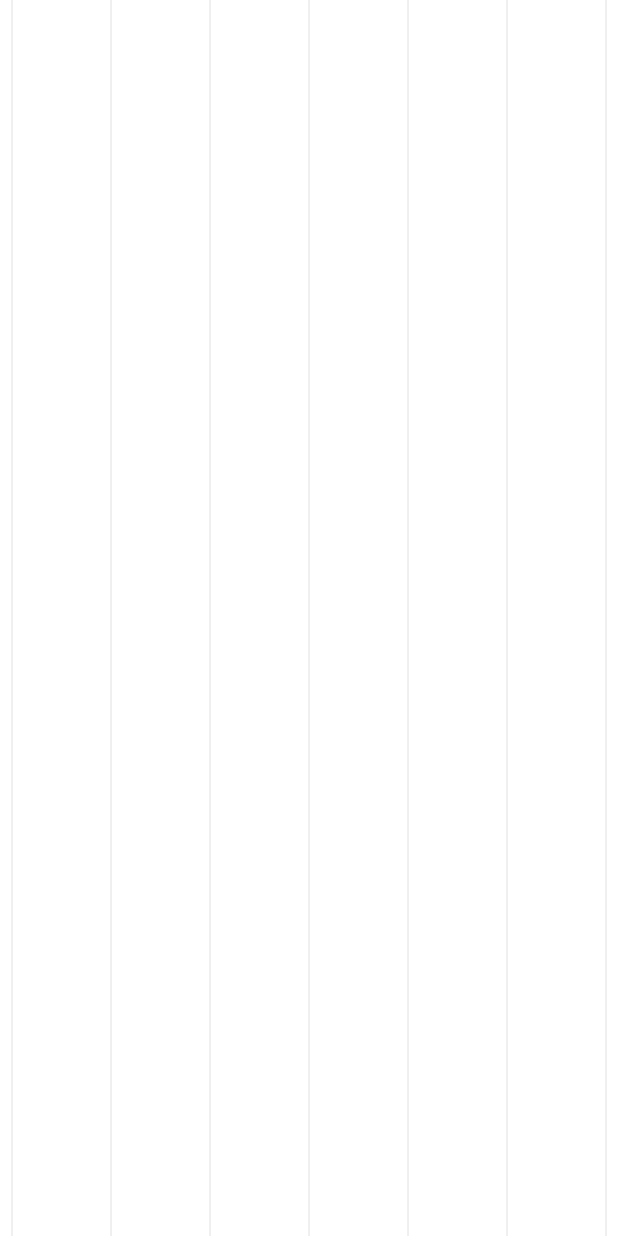
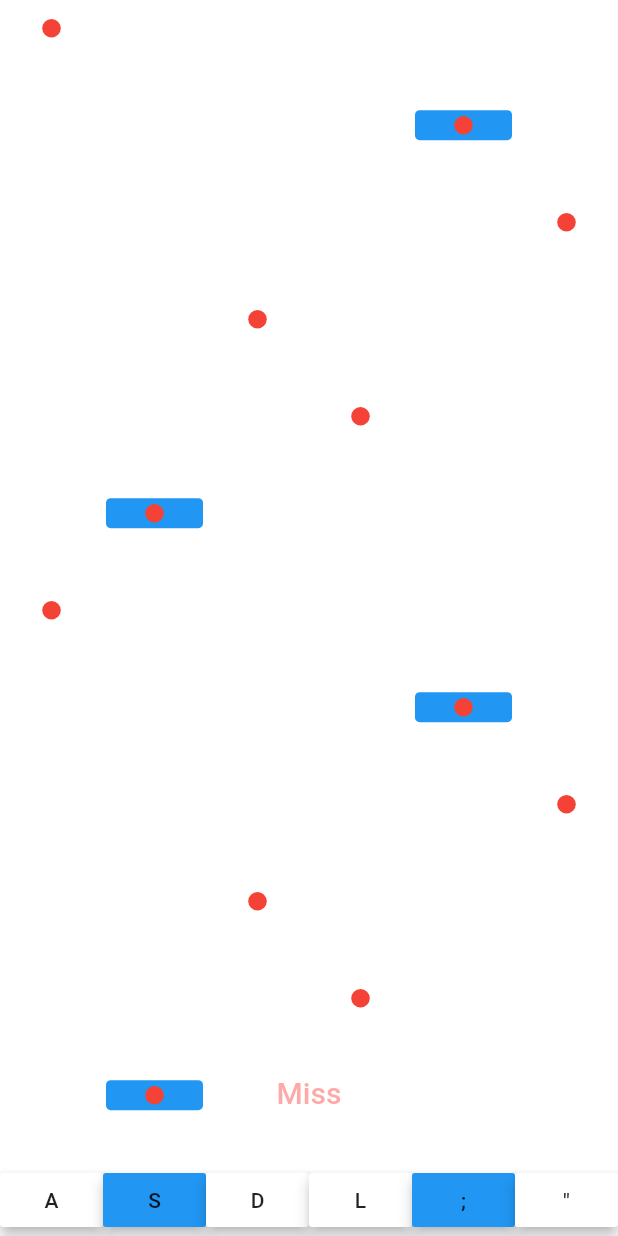
Before and after one commit to BreadKey/beatrain, a Flutter app: the screen it shows after launch, on a phone screen of 412 x 824 dp. Run offline on Flutter 3.47's test engine with Material 2 defaults, Android fonts, the phone set to English and light mode, and no system bars.

Commit message:
implement basic play

```diff
--- /dev/null
+++ b/lib/judgement_board.dart
@@ -0,0 +1,73 @@
+import 'dart:async';
+
+import 'package:beatrain/pattern_player.dart';
+import 'package:flutter/material.dart';
+
+class JudgementBoard extends StatefulWidget {
+  static final kJudgementColors = {
+    Judgement.miss: Colors.redAccent.withOpacity(0.5),
+    Judgement.good: Colors.blueAccent.withOpacity(0.5),
+    Judgement.perfect: Colors.amberAccent.withOpacity(0.5)
+  };
+  static final kJudgementText = {
+    Judgement.miss: "Miss",
+    Judgement.good: "Good",
+    Judgement.perfect: "Perfect"
+  };
+
+  final Stream<Judgement> stream;
+
+  const JudgementBoard({Key? key, required this.stream}) : super(key: key);
+
+  @override
+  _JudgementBoardState createState() => _JudgementBoardState();
+}
+
+class _JudgementBoardState extends State<JudgementBoard>
+    with SingleTickerProviderStateMixin {
+  late final AnimationController animationController;
+  late final Animation<Offset> animation;
+  late final StreamSubscription subscription;
+  Judgement? judgement;
+
+  @override
+  void initState() {
+    super.initState();
+    animationController = AnimationController(
+        vsync: this, duration: const Duration(milliseconds: 50));
+    animation = Tween(begin: Offset.zero, end: Offset(0, 0.5)).animate(
+        CurvedAnimation(parent: animationController, curve: Curves.ease));
+
+    subscription = widget.stream.listen((judgement) {
+      setState(() {
+        this.judgement = judgement;
+      });
+      animationController.forward(from: 0);
+    });
+    animationController.addStatusListener((status) {
+      if (status == AnimationStatus.completed) {
+        animationController.reverse();
+      }
+    });
+  }
+
+  @override
+  void dispose() {
+    animationController.dispose();
+    subscription.cancel();
+    super.dispose();
+  }
+
+  @override
+  Widget build(BuildContext context) {
+    final style = Theme.of(context).textTheme.headline6!;
+    return SlideTransition(
+      position: animation,
+      child: Text(
+        "${JudgementBoard.kJudgementText[judgement] ?? ''}",
+        style:
+            style.copyWith(color: JudgementBoard.kJudgementColors[judgement]),
+      ),
+    );
+  }
+}
--- /dev/null
+++ b/lib/note_renderer.dart
@@ -0,0 +1,41 @@
+import 'package:flutter/material.dart';
+
+abstract class NoteRenderer {
+  const NoteRenderer();
+
+  void render(
+      int keyLength, int keyIndex, Canvas canvas, Offset center, Size size);
+}
+
+class DefaultNoteRenderer extends NoteRenderer {
+  const DefaultNoteRenderer();
+
+  static const kKeyColors = {
+    4: {0: Colors.white, 1: Colors.blue, 2: Colors.white, 3: Colors.blue},
+    6: {
+      0: Colors.white,
+      1: Colors.blue,
+      2: Colors.white,
+      3: Colors.white,
+      4: Colors.blue,
+      5: Colors.white,
+    }
+  };
+  static const kNoteHeight = 20.0;
+
+  @override
+  void render(
+      int keyLength, int keyIndex, Canvas canvas, Offset center, Size size) {
+    const radius = kNoteHeight / 2 * 0.618;
+
+    final paint = Paint()..color = kKeyColors[keyLength]![keyIndex]!;
+    canvas.drawRRect(
+        RRect.fromRectAndRadius(
+            Rect.fromCenter(
+                center: center, width: size.width, height: kNoteHeight),
+            Radius.circular(radius / 2)),
+        paint);
+
+    canvas.drawCircle(center, radius, paint..color = Colors.red);
+  }
+}
--- /dev/null
+++ b/lib/note_screen.dart
@@ -0,0 +1,81 @@
+import 'package:beatrain/judgement_board.dart';
+import 'package:beatrain/note.dart';
+import 'package:beatrain/note_renderer.dart';
+import 'package:beatrain/pattern_player.dart';
+import 'package:beatrain/play_screen.dart';
+import 'package:flutter/material.dart';
+
+class NoteScreen extends StatelessWidget {
+  final PatternPlayer patternPlayer;
+  final NoteRenderer noteRenderer;
+
+  const NoteScreen(
+      {Key? key, required this.patternPlayer, NoteRenderer? noteRenderer})
+      : this.noteRenderer = noteRenderer ?? const DefaultNoteRenderer(),
+        super(key: key);
+
+  @override
+  Widget build(BuildContext context) => Stack(children: [
+        Column(
+          mainAxisAlignment: MainAxisAlignment.end,
+          children: [
+            JudgementBoard(stream: patternPlayer.judgementStream),
+            const Divider(
+              color: Colors.transparent,
+            ),
+            Container(
+              height: PlayScreen.kJudgementLineHeight,
+              alignment: Alignment.topCenter,
+              child: const Divider(
+                height: 2,
+                thickness: 2,
+                color: Colors.white70,
+              ),
+            )
+          ],
+        ),
+        Row(
+          crossAxisAlignment: CrossAxisAlignment.stretch,
+          children: List.generate(patternPlayer.keyLength, (keyIndex) {
+            return Expanded(
+                child: Padding(
+              padding: const EdgeInsets.symmetric(horizontal: 2),
+              child: CustomPaint(
+                painter:
+                    _NoteQueuePainter(patternPlayer, keyIndex, noteRenderer),
+              ),
+            ));
+          }),
+        )
+      ]);
+}
+
+class _NoteQueuePainter extends CustomPainter {
+  final NoteRenderer noteRenderer;
+  final PatternPlayer patternPlayer;
+  final int keyIndex;
+
+  _NoteQueuePainter(this.patternPlayer, this.keyIndex, this.noteRenderer)
+      : super(repaint: patternPlayer);
+
+  @override
+  void paint(Canvas canvas, Size size) {
+    final noteQueue = patternPlayer.pattern.noteQueues[keyIndex];
+
+    for (Note note in noteQueue) {
+      final center = Offset(
+          size.width / 2,
+          size.height -
+              ((note.ms - patternPlayer.currentMs) /
+                      (3000.0 / patternPlayer.speed)) *
+                  size.height -
+              PlayScreen.kJudgementLineHeight);
+
+      noteRenderer.render(
+          patternPlayer.keyLength, keyIndex, canvas, center, size);
+    }
+  }
+
+  @override
+  bool shouldRepaint(covariant CustomPainter oldDelegate) => false;
+}
--- a/lib/pattern.dart
+++ b/lib/pattern.dart
@@ -1,15 +1,13 @@
-import 'dart:collection';
-
 import 'package:beatrain/note.dart';
 
 abstract class Pattern {
   final String name;
   final int keyLength;
   final int durationMs;
-  final List<Queue<Note>> noteQueues;
+  final List<List<Note>> noteQueues;
 
   Pattern(this.name, this.keyLength, this.durationMs)
-      : noteQueues = List.generate(keyLength, (index) => Queue());
+      : noteQueues = List.generate(keyLength, (index) => []);
 
   void loadNotes(int fromMs, int toMs);
 }
--- a/lib/pattern_player.dart
+++ b/lib/pattern_player.dart
@@ -1,15 +1,23 @@
 import 'dart:async';
-import 'dart:collection';
+import 'dart:math';
 
 import 'package:beatrain/note.dart';
 import 'package:beatrain/pattern.dart';
+import 'package:flutter/material.dart';
 
-class PatternPlayer {
+enum Judgement { miss, good, perfect }
+
+class PatternPlayer extends ChangeNotifier {
+  static const maxFps = 200;
   static const perfectJudgementMs = 25;
   static const missJudgementMs = 50;
   final Pattern pattern;
+  final int keyLength;
+  final _judgementStreamController = StreamController<Judgement>.broadcast();
+  Stream<Judgement> get judgementStream => _judgementStreamController.stream;
 
   int _currentMs = 0;
+  int get currentMs => _currentMs;
   int _combo = 0;
   int get combo => _combo;
 
@@ -18,13 +26,17 @@ class PatternPlayer {
   int _nextLoadMs = 3000;
   int _loadIntervalMs = 3000;
 
-  PatternPlayer(this.pattern) {
+  double _speed = 1.0;
+  double get speed => _speed;
+
+  PatternPlayer(this.pattern) : keyLength = pattern.keyLength {
     pattern.loadNotes(0, _nextLoadMs + _loadIntervalMs);
   }
 
   void play() {
     int lastTimestamp = DateTime.now().millisecondsSinceEpoch;
-    _frameGenerator = Timer.periodic(const Duration(milliseconds: 1), (timer) {
+    _frameGenerator =
+        Timer.periodic(const Duration(milliseconds: 1000 ~/ maxFps), (timer) {
       final currentTimestamp = DateTime.now().millisecondsSinceEpoch;
 
       _update(currentTimestamp - lastTimestamp);
@@ -41,15 +53,16 @@ class PatternPlayer {
     } else {
       _loadNotes();
     }
+    notifyListeners();
   }
 
   void _checkMiss() {
-    for (Queue<Note> queue in pattern.noteQueues) {
+    for (List<Note> queue in pattern.noteQueues) {
       if (queue.isEmpty) continue;
 
       if (_currentMs - queue.first.ms > missJudgementMs) {
         _onMiss();
-        queue.removeFirst();
+        queue.removeAt(0);
       }
     }
   }
@@ -70,7 +83,7 @@ class PatternPlayer {
 
     if (queue.isEmpty) return;
 
-    final diffMs = (queue.first.ms - _currentMs).abs();
+    final diffMs = (queue.first.ms - _currentMs).abs() ~/ 2;
 
     if (diffMs <= missJudgementMs) {
       if (diffMs <= perfectJudgementMs) {
@@ -78,24 +91,36 @@ class PatternPlayer {
       } else {
         _onGood();
       }
-      queue.removeFirst();
+      queue.removeAt(0);
     }
   }
 
   void _onMiss() {
-    print("miss");
     _combo = 0;
+    _judgementStreamController.sink.add(Judgement.miss);
   }
 
   void _onGood() {
     _combo++;
+    _judgementStreamController.sink.add(Judgement.good);
   }
 
   void _onPerfect() {
     _combo++;
+    _judgementStreamController.sink.add(Judgement.perfect);
   }
 
   void dispose() {
     _frameGenerator?.cancel();
+    _judgementStreamController.close();
+    super.dispose();
+  }
+
+  void speedUp() {
+    _speed = min(5.0, _speed + 0.25);
+  }
+
+  void speedDown() {
+    _speed = max(0.25, _speed - 0.25);
   }
 }
--- a/lib/play_screen.dart
+++ b/lib/play_screen.dart
@@ -1,10 +1,13 @@
 import 'package:beatrain/configuration.dart';
+import 'package:beatrain/note_renderer.dart';
+import 'package:beatrain/note_screen.dart';
 import 'package:beatrain/pattern.dart';
 import 'package:beatrain/pattern_player.dart';
 import 'package:flutter/material.dart';
 import 'package:flutter/services.dart';
 
 class PlayScreen extends StatefulWidget {
+  static const kJudgementLineHeight = 20.0;
   final Pattern pattern;
 
   const PlayScreen({Key? key, required this.pattern}) : super(key: key);
@@ -14,18 +17,28 @@ class PlayScreen extends StatefulWidget {
 }
 
 class _PlayScreenState extends State<PlayScreen> {
+  static final kKeyDownColors = DefaultNoteRenderer.kKeyColors.map(
+      (keyLength, value) => MapEntry(
+          keyLength,
+          value.map((keyIndex, color) =>
+              MapEntry(keyIndex, color.withOpacity(0.5)))));
+
   late final PatternPlayer patternPlayer;
+  final configuration = Configuration();
+
   late final FocusNode focusNode;
 
-  late final List<bool> pressDown;
-  final configuration = Configuration();
+  late final List<bool> pressed;
+
+  late void Function(void Function()) setKeyState;
 
   @override
   void initState() {
     super.initState();
     patternPlayer = PatternPlayer(widget.pattern)..play();
+
     focusNode = FocusNode();
-    pressDown = List.generate(widget.pattern.keyLength, (index) => false);
+    pressed = List.generate(patternPlayer.keyLength, (index) => false);
   }
 
   @override
@@ -36,42 +49,85 @@ class _PlayScreenState extends State<PlayScreen> {
   }
 
   @override
-  Widget build(BuildContext context) => LayoutBuilder(
-      builder: (context, contsraints) => RawKeyboardListener(
-          autofocus: true,
-          focusNode: focusNode,
-          onKey: onKey,
-          child: Row(
-            crossAxisAlignment: CrossAxisAlignment.stretch,
-            children: List.generate(widget.pattern.keyLength * 2 + 1, (index) {
-              final keyIndex = index ~/ 2;
-              return index % 2 == 1
-                  ? Expanded(
-                      child: Material(
-                      color: pressDown[keyIndex]
-                          ? Colors.blue
-                          : Colors.transparent,
-                      child: Stack(
-                          children: List.generate(
-                              widget.pattern.noteQueues[keyIndex].length,
-                              (index) => Container(
-                                    height: 10,
-                                    width: double.infinity,
-                                    color: Colors.white,
-                                  ))),
-                    ))
-                  : const VerticalDivider();
-            }),
-          )));
+  Widget build(BuildContext context) => Scaffold(
+      backgroundColor: Colors.transparent,
+      body: Center(
+          child: ConstrainedBox(
+        constraints: BoxConstraints(maxWidth: 500),
+        child: Column(children: [
+          Expanded(
+            child: Stack(
+              fit: StackFit.expand,
+              children: [
+                buildKeyListener(context),
+                NoteScreen(patternPlayer: patternPlayer)
+              ],
+            ),
+          ),
+          Row(
+            children: List.generate(
+                patternPlayer.keyLength,
+                (index) => Expanded(
+                    child: MaterialButton(
+                      focusNode: focusNode,
+                        color: DefaultNoteRenderer
+                            .kKeyColors[patternPlayer.keyLength]![index],
+                        textColor: Colors.black87,
+                        onPressed: () {},
+                        onHighlightChanged: (isDown) {
+                          enterKey(index, isDown);
+                        },
+                        child: Text(configuration
+                            .keySettings[patternPlayer.keyLength]![index]
+                            .keyLabel)))),
+          )
+        ]),
+      )));
+
+  Widget buildKeyListener(BuildContext context) => RawKeyboardListener(
+      focusNode: focusNode,
+      autofocus: true,
+      onKey: onKey,
+      child: StatefulBuilder(builder: (context, setKeyState) {
+        this.setKeyState = setKeyState;
+
+        return Row(
+          crossAxisAlignment: CrossAxisAlignment.stretch,
+          children: List.generate(patternPlayer.keyLength, (keyIndex) {
+            return Expanded(
+                child: Container(
+              decoration: const BoxDecoration(
+                  border: Border.symmetric(
+                      vertical: BorderSide(color: Colors.white30, width: 1))),
+              child: Material(
+                color: pressed[keyIndex]
+                    ? kKeyDownColors[patternPlayer.keyLength]![keyIndex]
+                    : Colors.transparent,
+              ),
+            ));
+          }),
+        );
+      }));
 
   void onKey(RawKeyEvent event) {
-    final index = configuration.keySettings[widget.pattern.keyLength]!
+    final index = configuration.keySettings[patternPlayer.keyLength]!
         .indexOf(event.logicalKey);
 
     if (index != -1) {
-      setState(() {
-        pressDown[index] = event is RawKeyDownEvent;
-      });
+      enterKey(index, event is RawKeyDownEvent);
+    } else if (event is RawKeyDownEvent) {
+      if (event.logicalKey == LogicalKeyboardKey.arrowDown) {
+        patternPlayer.speedDown();
+      } else if (event.logicalKey == LogicalKeyboardKey.arrowUp) {
+        patternPlayer.speedUp();
+      }
     }
   }
+
+  void enterKey(int index, bool isDown) {
+    setKeyState(() {
+      pressed[index] = isDown;
+      patternPlayer.enterKey(index);
+    });
+  }
 }
```
Also changed, not shown: lib/main.dart (+17 -3 lines).
